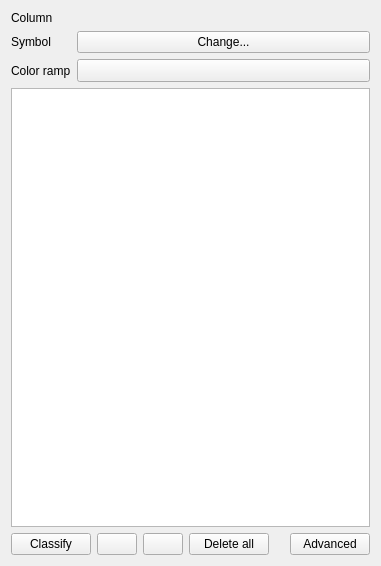
This is src/ui/qgscategorizedsymbolrendererv2widget.ui in qgis/QGIS as Qt 5 draws it before an edit. The edited form follows.
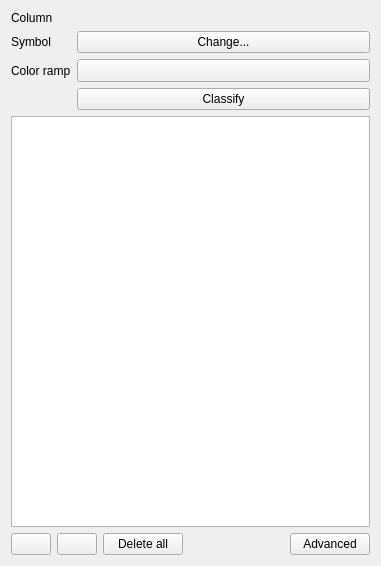
This is the edited form. Icons and pictures are not drawn. Custom widgets are drawn as their Qt base class.

Commit message: moves classify button to the top of the values table

The edit to the form file:
```diff
--- a/src/ui/qgscategorizedsymbolrendererv2widget.ui
+++ b/src/ui/qgscategorizedsymbolrendererv2widget.ui
@@ -60,16 +60,6 @@
    </item>
    <item row="6" column="0" colspan="2">
     <layout class="QHBoxLayout" name="horizontalLayout_3">
-     <item>
-      <widget class="QPushButton" name="btnAddCategories">
-       <property name="toolTip">
-        <string>Add all missing categories from column or expression unique values</string>
-       </property>
-       <property name="text">
-        <string>Classify</string>
-       </property>
-      </widget>
-     </item>
      <item>
       <widget class="QPushButton" name="btnAddCategory">
        <property name="toolTip">
@@ -198,6 +188,16 @@
      </property>
     </widget>
    </item>
+   <item row="4" column="1">
+    <widget class="QPushButton" name="btnAddCategories">
+     <property name="toolTip">
+      <string>Add all missing categories from column or expression unique values</string>
+     </property>
+     <property name="text">
+      <string>Classify</string>
+     </property>
+    </widget>
+   </item>
   </layout>
   <zorder>viewCategories</zorder>
   <zorder>btnChangeCategorizedSymbol</zorder>
```
Left out of the diff: 7 changed lines with no effect on the pictures. The commit also changes 3 other files.
